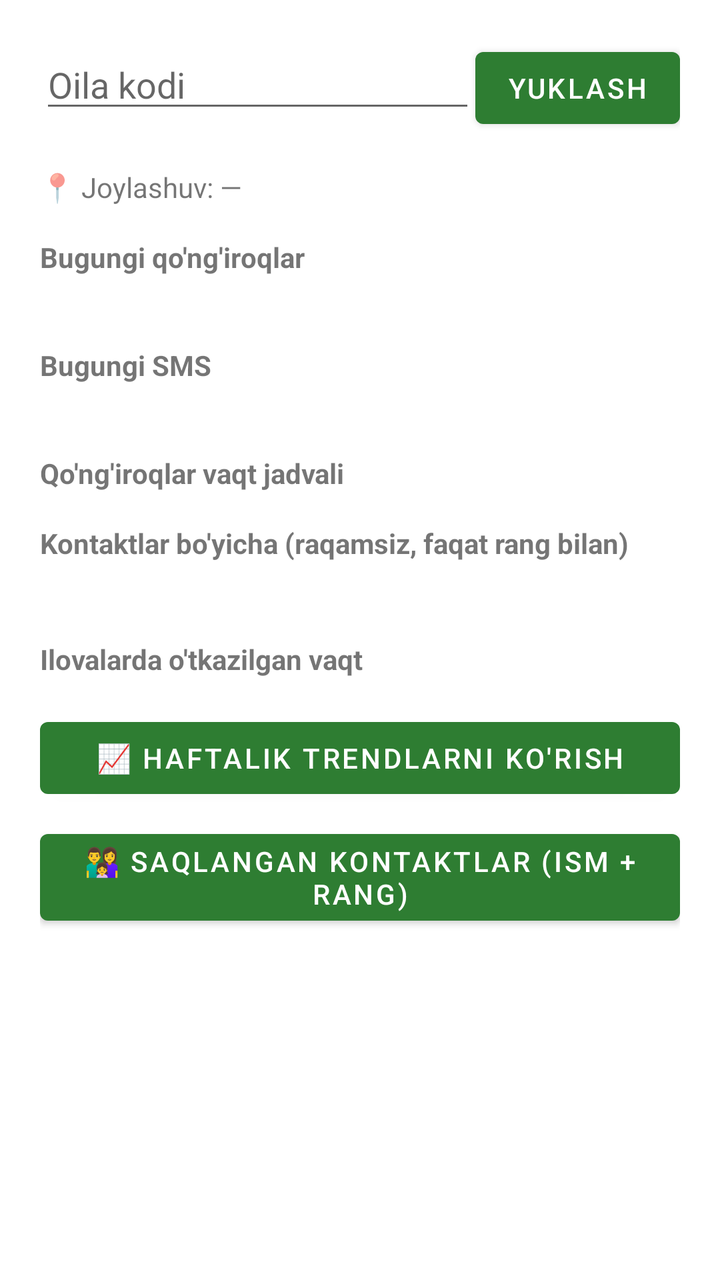
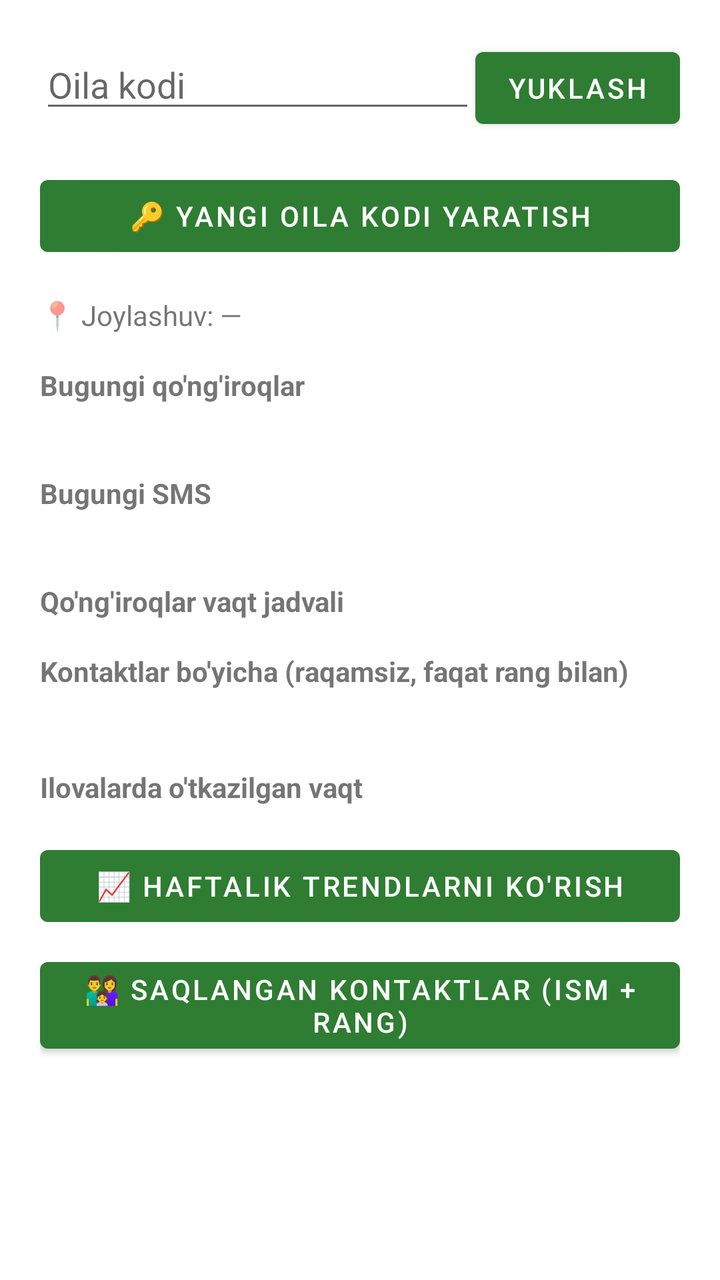

An Android layout rendered at two revisions. The XML below is the earlier revision; the diff shows what the commit changed to produce the second picture.
<!-- AndroidManifest.xml: application theme Theme.OilaNazorati -->
<!-- res/layout/activity_parent_dashboard.xml -->
<?xml version="1.0" encoding="utf-8"?>
<ScrollView xmlns:android="http://schemas.android.com/apk/res/android"
    android:layout_width="match_parent"
    android:layout_height="match_parent">

<LinearLayout
    android:layout_width="match_parent"
    android:layout_height="wrap_content"
    android:orientation="vertical"
    android:padding="20dp">

    <LinearLayout
        android:layout_width="match_parent"
        android:layout_height="wrap_content"
        android:orientation="horizontal"
        android:layout_marginBottom="16dp">

        <EditText
            android:id="@+id/inputFamilyCode"
            android:layout_width="0dp"
            android:layout_height="wrap_content"
            android:layout_weight="1"
            android:hint="Oila kodi"
            android:inputType="textCapCharacters"/>

        <Button
            android:id="@+id/btnLoadFamily"
            android:layout_width="wrap_content"
            android:layout_height="wrap_content"
            android:text="Yuklash"/>
    </LinearLayout>

    <TextView
        android:id="@+id/locationSummary"
        android:layout_width="wrap_content"
        android:layout_height="wrap_content"
        android:text="📍 Joylashuv: —"
        android:layout_marginBottom="16dp"/>

    <TextView
        android:layout_width="wrap_content"
        android:layout_height="wrap_content"
        android:text="Bugungi qo'ng'iroqlar"
        android:textStyle="bold"/>
    <TextView
        android:id="@+id/callsSummary"
        android:layout_width="wrap_content"
        android:layout_height="wrap_content"
        android:layout_marginBottom="16dp"/>

    <TextView
        android:layout_width="wrap_content"
        android:layout_height="wrap_content"
        android:text="Bugungi SMS"
        android:textStyle="bold"/>
    <TextView
        android:id="@+id/smsSummary"
        android:layout_width="wrap_content"
        android:layout_height="wrap_content"
        android:layout_marginBottom="16dp"/>

    <TextView
        android:layout_width="wrap_content"
        android:layout_height="wrap_content"
        android:text="Qo'ng'iroqlar vaqt jadvali"
        android:textStyle="bold"/>
    <androidx.recyclerview.widget.RecyclerView
        android:id="@+id/timelineList"
        android:layout_width="match_parent"
        android:layout_height="wrap_content"
        android:layout_marginBottom="16dp"/>

    <TextView
        android:layout_width="wrap_content"
        android:layout_height="wrap_content"
        android:text="Kontaktlar bo'yicha (raqamsiz, faqat rang bilan)"
        android:textStyle="bold"/>
    <TextView
        android:id="@+id/contactCountSummary"
        android:layout_width="wrap_content"
        android:layout_height="wrap_content"
        android:layout_marginBottom="4dp"/>
    <androidx.recyclerview.widget.RecyclerView
        android:id="@+id/contactSummaryList"
        android:layout_width="match_parent"
        android:layout_height="wrap_content"
        android:layout_marginBottom="16dp"/>

    <TextView
        android:layout_width="wrap_content"
        android:layout_height="wrap_content"
        android:text="Ilovalarda o'tkazilgan vaqt"
        android:textStyle="bold"/>
    <androidx.recyclerview.widget.RecyclerView
        android:id="@+id/appUsageList"
        android:layout_width="match_parent"
        android:layout_height="wrap_content"
        android:layout_marginBottom="16dp"/>

    <Button
        android:id="@+id/btnTrends"
        android:layout_width="match_parent"
        android:layout_height="wrap_content"
        android:text="📈 Haftalik trendlarni ko'rish"
        android:layout_marginBottom="8dp"/>

    <Button
        android:id="@+id/btnSavedContacts"
        android:layout_width="match_parent"
        android:layout_height="wrap_content"
        android:text="👨‍👩‍👧 Saqlangan kontaktlar (ism + rang)"/>

</LinearLayout>
</ScrollView>
<!-- resources referenced by this layout -->
<resources>
  <style name="Theme.OilaNazorati" parent="Theme.MaterialComponents.DayNight.NoActionBar">
          <item name="colorPrimary">#2E7D32</item>
          <item name="colorPrimaryDark">#1B5E20</item>
          <item name="colorAccent">#66BB6A</item>
      </style>
</resources>

<!-- the commit's change to res/layout/activity_parent_dashboard.xml (unified diff, before → after) -->
@@ -29,6 +29,12 @@
             android:layout_height="wrap_content"
             android:text="Yuklash"/>
     </LinearLayout>
+    <Button
+        android:id="@+id/btnGenerateCode"
+        android:layout_width="match_parent"
+        android:layout_height="wrap_content"
+        android:text="🔑 Yangi oila kodi yaratish"
+        android:layout_marginBottom="16dp"/>
 
     <TextView
         android:id="@+id/locationSummary"
